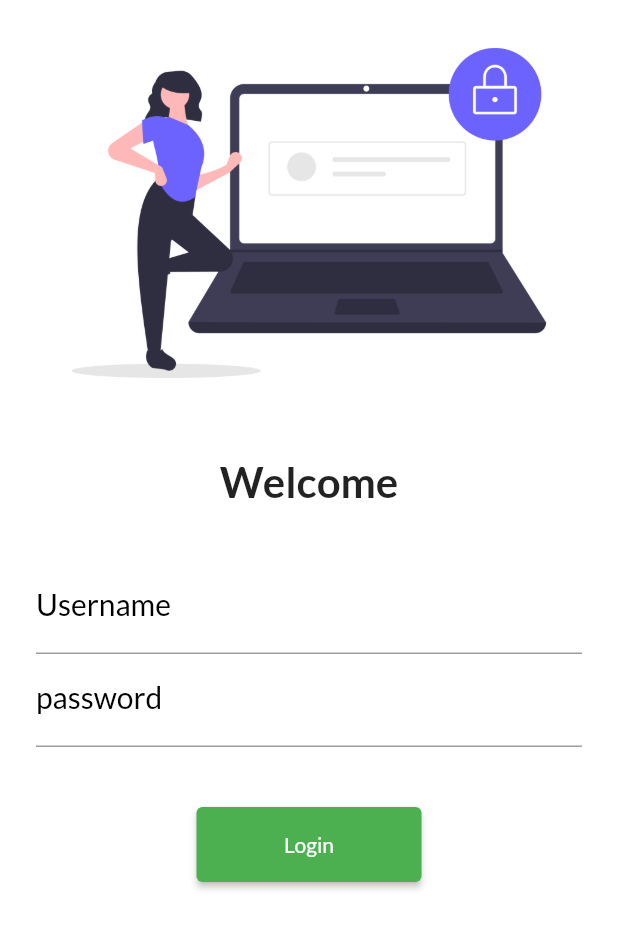
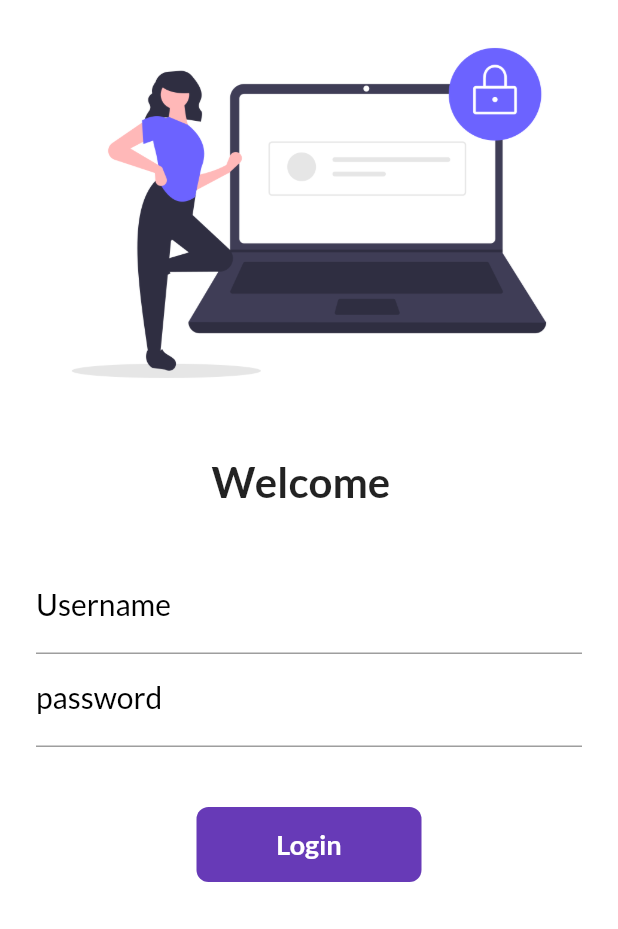
Before and after one commit to milankatira/flutter-basic, a Flutter app: the screen it shows after launch, on a phone screen of 412 x 824 dp. Shown: the top 929 px of the screen. Run offline on Flutter 3.47's test engine with Material 2 defaults, Android fonts, the phone set to English and light mode, and no system bars; our stand-ins replace google_fonts.

Commit message:
login screen

```diff
--- a/lib/main.dart
+++ b/lib/main.dart
@@ -17,7 +17,7 @@ class MyApp extends StatelessWidget {
       // home: HomePage(),
       themeMode: ThemeMode.light,
       theme: ThemeData(
-        primarySwatch: Colors.green,
+        primarySwatch: Colors.deepPurple,
         fontFamily: GoogleFonts.lato().fontFamily,
       ),
       darkTheme: ThemeData(
--- a/lib/pages/Login_page.dart
+++ b/lib/pages/Login_page.dart
@@ -1,9 +1,16 @@
 import 'package:flutter/material.dart';
 import 'package:flutter_application_1/utils/routes.dart';
 
-class Login extends StatelessWidget {
+class Login extends StatefulWidget {
   const Login({Key? key}) : super(key: key);
 
+  @override
+  State<Login> createState() => _LoginState();
+}
+
+class _LoginState extends State<Login> {
+  String name = "";
+  bool changeButton = false;
   @override
   Widget build(BuildContext context) {
     return Material(
@@ -14,7 +21,7 @@ class Login extends StatelessWidget {
             SizedBox(
               height: 20,
             ),
-            Text("Welcome",
+            Text("Welcome $name ",
                 style: TextStyle(
                   fontSize: 28,
                   fontWeight: FontWeight.bold,
@@ -35,7 +42,10 @@ class Login extends StatelessWidget {
                         fontSize: 20,
                       ),
                     ),
-                ),
+                    onChanged: (value) {
+                      name = value;
+                      setState(() {});
+                    }),
                 TextFormField(
                   obscureText: true,
                   decoration: InputDecoration(
@@ -50,13 +60,43 @@ class Login extends StatelessWidget {
                 SizedBox(
                   height: 40,
                 ),
-                ElevatedButton(
-                  onPressed: () {
+                InkWell(
+                  onTap: () async {
+                    setState(() {
+                      changeButton = true;
+                    });
+                    await Future.delayed(Duration(seconds: 1));
                     Navigator.pushNamed(context, MyRoutes.HomeRoute);
                   },
-                  child: Text('Login'),
-                  style: TextButton.styleFrom(minimumSize: Size(150, 50)),
+                  child: AnimatedContainer(
+                    duration: Duration(seconds: 1),
+                    width: changeButton ? 50 : 150,
+                    height: 50,
+                    alignment: Alignment.center,
+                    child: changeButton
+                        ? Icon(Icons.done, color: Colors.white)
+                        : Text(
+                            "Login",
+                            style: TextStyle(
+                              color: Colors.white,
+                              fontWeight: FontWeight.bold,
+                              fontSize: 18,
                             ),
+                          ),
+                    decoration: BoxDecoration(
+                        color: Colors.deepPurple,
+                        borderRadius:
+                            BorderRadius.circular(changeButton ? 50 : 8)),
+                  ),
+                )
+
+                // ElevatedButton(
+                //   onPressed: () {
+                //     Navigator.pushNamed(context, MyRoutes.HomeRoute);
+                //   },
+                //   child: Text('Login'),
+                //   style: TextButton.styleFrom(minimumSize: Size(150, 50)),
+                // ),
               ]),
             ),
           ]),
```
Lines whose indentation alone changed are shown as unchanged.
